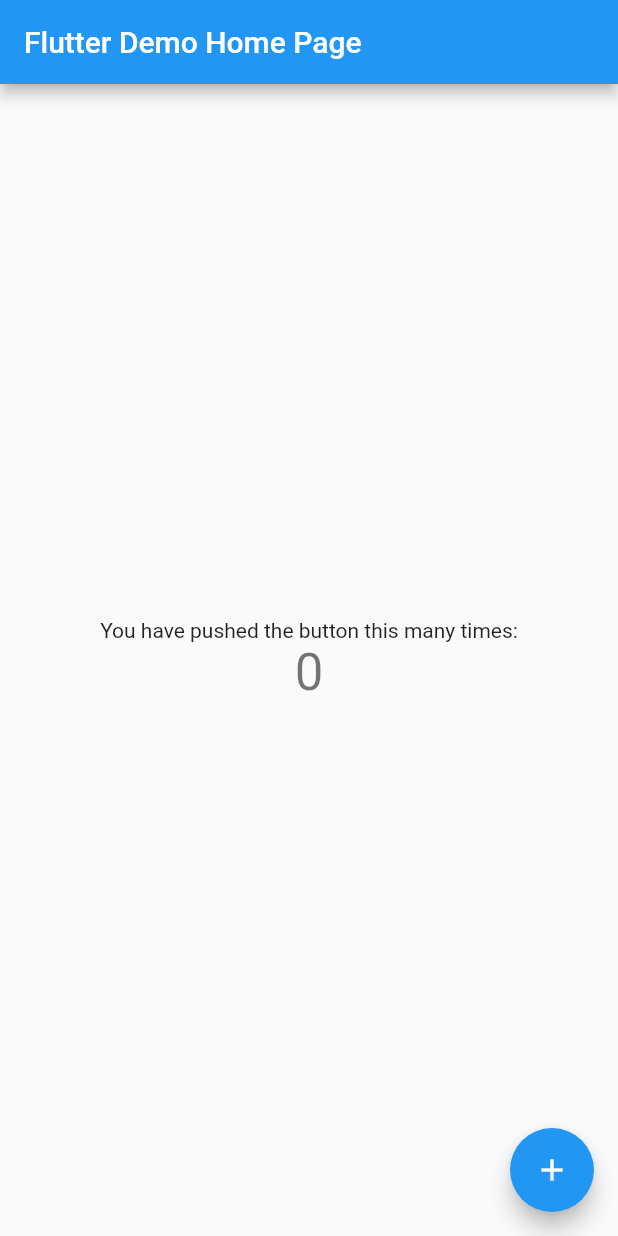
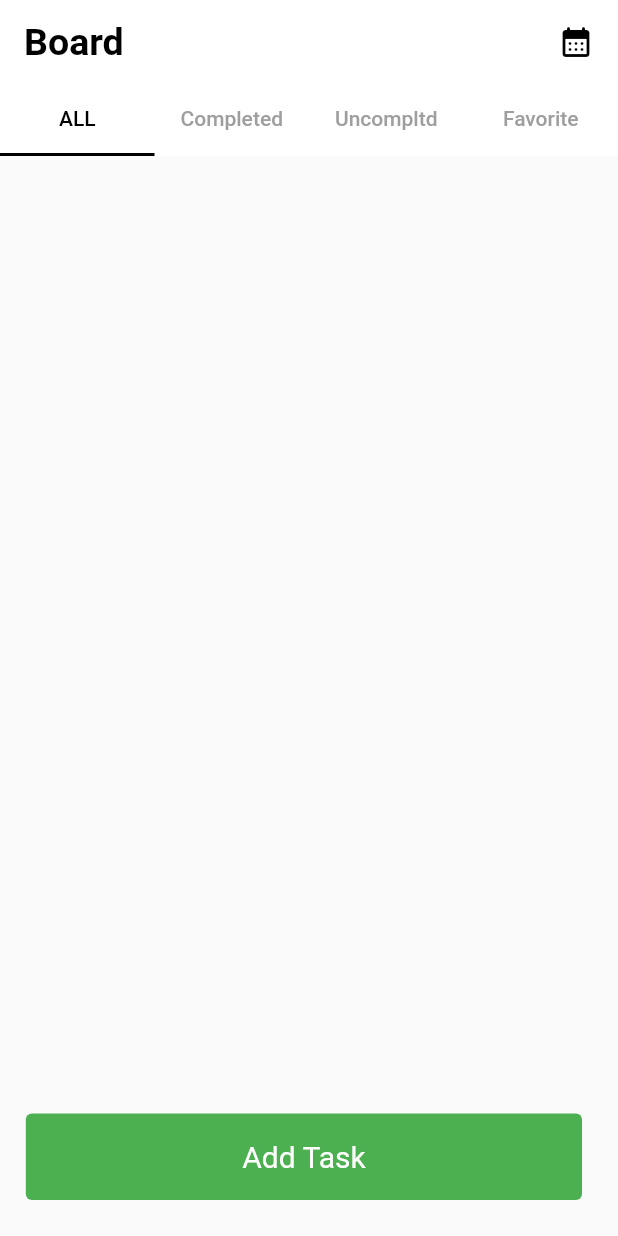
Before and after one commit to sherif17/Algoriza_Flutter_Internship, a Flutter app: the screen it shows after launch, on a phone screen of 412 x 824 dp. Run offline on Flutter 3.47's test engine with Material 2 defaults, Android fonts, the phone set to English and light mode, and no system bars; our stand-ins replace country_code_picker, date_picker_timeline, dots_indicator, sqflite; accounts and stored records are empty.

Commit message:
Base Structure

```diff
--- a/login_register_app/pubspec.yaml
+++ b/login_register_app/pubspec.yaml
@@ -36,6 +36,7 @@
   cupertino_icons: ^1.0.2
   dots_indicator: ^2.1.0
   country_code_picker: ^2.0.2
+  date_picker_timeline: ^1.2.3
 
 dev_dependencies:
   flutter_test:
--- a/todo_app/lib/main.dart
+++ b/todo_app/lib/main.dart
@@ -1,4 +1,6 @@
 import 'package:flutter/material.dart';
+import 'package:flutter/services.dart';
+import 'package:todo_app/presentation/screens/Board/board.dart';
 
 void main() {
   runApp(const MyApp());
@@ -12,104 +14,21 @@
   Widget build(BuildContext context) {
     return MaterialApp(
       title: 'Flutter Demo',
+      debugShowCheckedModeBanner: false,
       theme: ThemeData(
-        // This is the theme of your application.
-        //
-        // Try running your application with "flutter run". You'll see the
-        // application has a blue toolbar. Then, without quitting the app, try
-        // changing the primarySwatch below to Colors.green and then invoke
-        // "hot reload" (press "r" in the console where you ran "flutter run",
-        // or simply save your changes to "hot reload" in a Flutter IDE).
-        // Notice that the counter didn't reset back to zero; the application
-        // is not restarted.
         primarySwatch: Colors.blue,
+        appBarTheme: const AppBarTheme(
+          iconTheme: IconThemeData(color: Colors.black),
+          color: Colors.green,
+          foregroundColor: Colors.black,
+          systemOverlayStyle: SystemUiOverlayStyle(
+            statusBarColor: Colors.white,
+            statusBarIconBrightness: Brightness.dark,
+            statusBarBrightness: Brightness.light,
+          ),
+        ),
       ),
-      home: const MyHomePage(title: 'Flutter Demo Home Page'),
+      home: const Board(),
     );
   }
 }
-
-class MyHomePage extends StatefulWidget {
-  const MyHomePage({Key? key, required this.title}) : super(key: key);
-
-  // This widget is the home page of your application. It is stateful, meaning
-  // that it has a State object (defined below) that contains fields that affect
-  // how it looks.
-
-  // This class is the configuration for the state. It holds the values (in this
-  // case the title) provided by the parent (in this case the App widget) and
-  // used by the build method of the State. Fields in a Widget subclass are
-  // always marked "final".
-
-  final String title;
-
-  @override
-  State<MyHomePage> createState() => _MyHomePageState();
-}
-
-class _MyHomePageState extends State<MyHomePage> {
-  int _counter = 0;
-
-  void _incrementCounter() {
-    setState(() {
-      // This call to setState tells the Flutter framework that something has
-      // changed in this State, which causes it to rerun the build method below
-      // so that the display can reflect the updated values. If we changed
-      // _counter without calling setState(), then the build method would not be
-      // called again, and so nothing would appear to happen.
-      _counter++;
-    });
-  }
-
-  @override
-  Widget build(BuildContext context) {
-    // This method is rerun every time setState is called, for instance as done
-    // by the _incrementCounter method above.
-    //
-    // The Flutter framework has been optimized to make rerunning build methods
-    // fast, so that you can just rebuild anything that needs updating rather
-    // than having to individually change instances of widgets.
-    return Scaffold(
-      appBar: AppBar(
-        // Here we take the value from the MyHomePage object that was created by
-        // the App.build method, and use it to set our appbar title.
-        title: Text(widget.title),
-      ),
-      body: Center(
-        // Center is a layout widget. It takes a single child and positions it
-        // in the middle of the parent.
-        child: Column(
-          // Column is also a layout widget. It takes a list of children and
-          // arranges them vertically. By default, it sizes itself to fit its
-          // children horizontally, and tries to be as tall as its parent.
-          //
-          // Invoke "debug painting" (press "p" in the console, choose the
-          // "Toggle Debug Paint" action from the Flutter Inspector in Android
-          // Studio, or the "Toggle Debug Paint" command in Visual Studio Code)
-          // to see the wireframe for each widget.
-          //
-          // Column has various properties to control how it sizes itself and
-          // how it positions its children. Here we use mainAxisAlignment to
-          // center the children vertically; the main axis here is the vertical
-          // axis because Columns are vertical (the cross axis would be
-          // horizontal).
-          mainAxisAlignment: MainAxisAlignment.center,
-          children: <Widget>[
-            const Text(
-              'You have pushed the button this many times:',
-            ),
-            Text(
-              '$_counter',
-              style: Theme.of(context).textTheme.headline4,
-            ),
-          ],
-        ),
-      ),
-      floatingActionButton: FloatingActionButton(
-        onPressed: _incrementCounter,
-        tooltip: 'Increment',
-        child: const Icon(Icons.add),
-      ), // This trailing comma makes auto-formatting nicer for build methods.
-    );
-  }
-}
--- /dev/null
+++ b/todo_app/lib/presentation/screens/board/board.dart
@@ -0,0 +1,109 @@
+import 'package:flutter/material.dart';
+import 'package:todo_app/presentation/screens/Board/board_body.dart';
+import 'package:todo_app/presentation/screens/add_task/add_task.dart';
+import 'package:todo_app/presentation/screens/schedule/schedule.dart';
+
+class Board extends StatelessWidget {
+  const Board({Key? key}) : super(key: key);
+
+  @override
+  Widget build(BuildContext context) {
+    Size size = MediaQuery.of(context).size;
+    return DefaultTabController(
+      length: 4,
+      child: Scaffold(
+          appBar: AppBar(
+            shadowColor: Colors.white,
+            backgroundColor: Colors.white,
+            elevation: 0,
+            bottom: const TabBar(
+              indicatorColor: Colors.black,
+              indicatorWeight: 2,
+              // isScrollable: true,
+              unselectedLabelColor: Colors.grey,
+              labelColor: Colors.black,
+              tabs: [
+                Tab(text: "ALL"),
+                Tab(
+                  text: "Completed",
+                ),
+                Tab(
+                  text: "Uncompltd",
+                ),
+                Tab(
+                  text: "Favorite",
+                ),
+              ],
+            ),
+            actions: const [],
+            title: Column(
+              mainAxisAlignment: MainAxisAlignment.start,
+              crossAxisAlignment: CrossAxisAlignment.start,
+              children: [
+                Row(
+                  mainAxisAlignment: MainAxisAlignment.spaceBetween,
+                  children: [
+                    const Text(
+                      "Board",
+                      style: TextStyle(
+                          color: Colors.black,
+                          fontSize: 25,
+                          fontWeight: FontWeight.bold),
+                    ),
+                    InkWell(
+                      onTap: () {
+                        Navigator.push(
+                          context,
+                          MaterialPageRoute(
+                              builder: (context) => const Schedule()),
+                        );
+                      },
+                      child: const Padding(
+                        padding: EdgeInsets.all(0),
+                        child: const Icon(Icons.calendar_month_rounded),
+                      ),
+                    ),
+                  ],
+                ),
+                // Divider(
+                //   color: Colors.grey.withOpacity(0.2),
+                //   thickness: 3,
+                // ),
+              ],
+            ),
+          ),
+          body: BoardBody(),
+          floatingActionButton: Padding(
+            padding: const EdgeInsets.all(8.0),
+            child: Align(
+              alignment: Alignment.bottomRight,
+              child: Container(
+                width: size.width * 0.9,
+                height: size.height * 0.07,
+                child: TextButton(
+                  onPressed: () {
+                    showModalBottomSheet(
+                      context: context,
+                      builder: (context) => const AddTask(),
+                      isScrollControlled: true,
+                    );
+                  },
+                  child: const Text("Add Task"),
+                  style: TextButton.styleFrom(
+                      primary: Colors.white,
+                      backgroundColor: Colors.green.shade500,
+                      textStyle:
+                          const TextStyle(fontSize: 20, color: Colors.white)),
+                ),
+              ),
+            ),
+          )
+          // FloatingActionButton(
+          //
+          //   onPressed: () {},
+          //
+          // ),
+          ),
+    );
+  }
+}
--- a/todo_app/pubspec.yaml
+++ b/todo_app/pubspec.yaml
@@ -34,6 +34,11 @@
   # The following adds the Cupertino Icons font to your application.
   # Use with the CupertinoIcons class for iOS style icons.
   cupertino_icons: ^1.0.2
+  date_picker_timeline: ^1.2.3
+  flutter_bloc: ^8.0.1
+  bloc: ^8.0.3
+  sqflite: ^2.0.3
+  icon: ^2.2.1
 
 dev_dependencies:
   flutter_test:
```
Also changed, not shown: todo_app/lib/presentation/screens/add_task/add_task.dart (added, +54 -0 lines), todo_app/lib/presentation/screens/board/board_body.dart (added, +68 -0 lines), todo_app/lib/presentation/screens/schedule/schedule.dart (added, +41 -0 lines), todo_app/lib/presentation/screens/schedule/schudle_body.dart (added, +44 -0 lines), login_register_app/pubspec.lock, todo_app/pubspec.lock.
